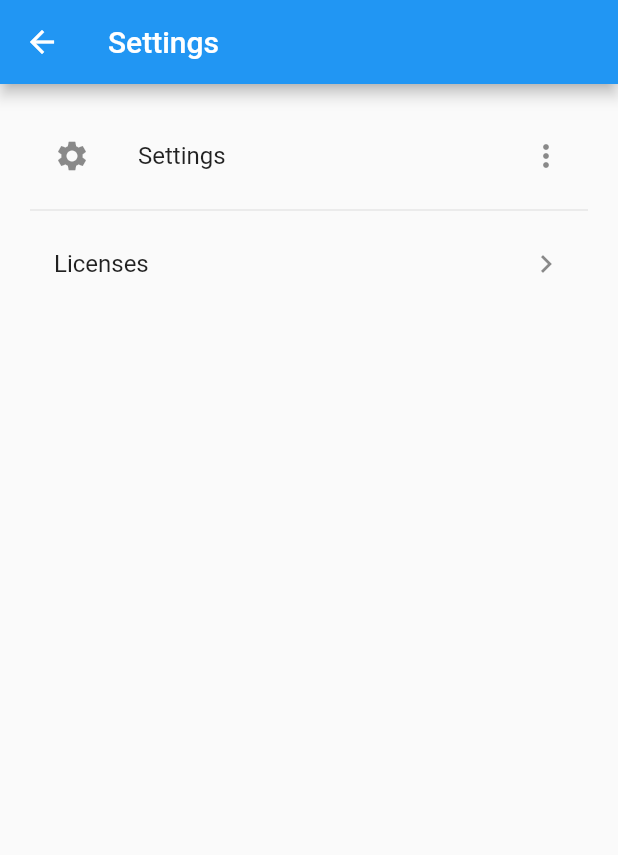
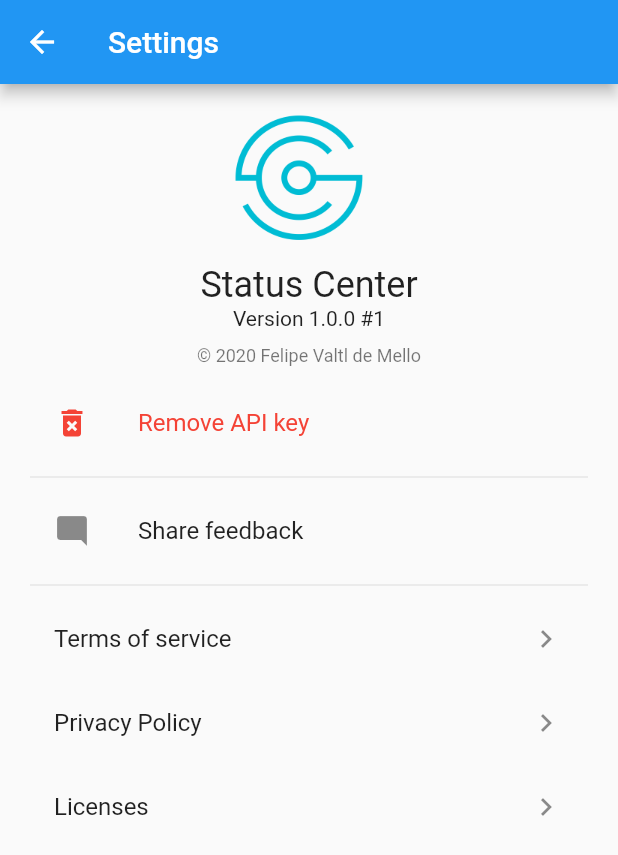
Before and after one commit to valtlfelipe/statuscenter, a Flutter app: the SettingsPage screen opened by its route, on a phone screen of 412 x 824 dp. Shown: the top 855 px of the screen. Run offline on Flutter 3.47's test engine with Material 2 defaults, Android fonts, the phone set to English and light mode, and no system bars; our stand-ins replace flutter_datetime_picker, package_info, share, shared_preferences; accounts and stored records are empty.

Commit message:
Add options to settings page

```diff
--- a/lib/pages/incident.dart
+++ b/lib/pages/incident.dart
@@ -82,7 +82,7 @@ class _IncidentPageState extends State<IncidentPage> {
             ),
           );
         }
-        // Incident incident = incidentSnap.data;
+
         return Scaffold(
           appBar: AppBar(
             title: Text(this.incident.name),
--- a/lib/pages/settings.dart
+++ b/lib/pages/settings.dart
@@ -1,4 +1,7 @@
 import 'package:flutter/material.dart';
+import 'package:statuspageapp/services/auth_service.dart';
+import 'package:url_launcher/url_launcher.dart';
+import 'package:package_info/package_info.dart';
 
 class SettingsPage extends StatefulWidget {
   @override
@@ -6,6 +9,29 @@ class SettingsPage extends StatefulWidget {
 }
 
 class _SettingsPageState extends State<SettingsPage> {
+  String _version = '';
+
+  @override
+  void initState() {
+    super.initState();
+    _getAppInfo();
+  }
+
+  _getAppInfo() async {
+    PackageInfo appinfo = await PackageInfo.fromPlatform();
+    setState(() {
+      _version = '${appinfo.version} #${appinfo.buildNumber}';
+    });
+  }
+
+  void _launchURL(String url) async {
+    if (await canLaunch(url)) {
+      await launch(url);
+    } else {
+      throw 'Could not launch $url';
+    }
+  }
+
   @override
   Widget build(BuildContext context) {
     return Scaffold(
@@ -17,17 +43,73 @@ class _SettingsPageState extends State<SettingsPage> {
         child: Column(
           crossAxisAlignment: CrossAxisAlignment.stretch,
           children: [
+            Column(
+              children: [
+                SizedBox(
+                  width: 100,
+                  height: 100,
+                  child: Image(
+                      image: AssetImage(
+                          'assets/logo.webp')), // TODO: reduze image size
+                ),
+                Text('Status Center',
+                    style: Theme.of(context).textTheme.headline,
+                    textAlign: TextAlign.center),
+                Text(
+                  'Version $_version', // TODO: Check for app Version
+                  style: Theme.of(context).textTheme.body1,
+                  textAlign: TextAlign.center,
+                ),
+                SizedBox(height: 10),
+                Text(
+                  '© 2020 Felipe Valtl de Mello',
+                  style: Theme.of(context).textTheme.caption,
+                  textAlign: TextAlign.center,
+                )
+              ],
+            ),
+            SizedBox(height: 10),
             ListTile(
-              leading: Icon(Icons.settings),
-              title: Text('Settings'),
-              trailing: Icon(Icons.more_vert),
+              leading: Icon(Icons.delete_forever, color: Colors.red),
+              title: Text(
+                'Remove API key',
+                style: TextStyle(color: Colors.red),
+              ),
+              onTap: _confirmAPIKeyRemovalDialog,
             ),
             Divider(),
+            ListTile(
+              leading: Icon(Icons.mode_comment),
+              title: Text('Share feedback'),
+              onTap: () {
+                _launchURL(
+                    'mailto:statuscenterapp@felipe.im?subject=App feedback');
+              },
+            ),
+            Divider(),
+            ListTile(
+              title: Text('Terms of service'),
+              trailing: Icon(Icons.chevron_right),
+              onTap: () async {
+                _launchURL(
+                    'https://github.com/valtlfelipe/statuscenter/legal/terms-of-service.md');
+              },
+            ),
+            ListTile(
+              title: Text('Privacy Policy'),
+              trailing: Icon(Icons.chevron_right),
+              onTap: () {
+                _launchURL(
+                    'https://github.com/valtlfelipe/statuscenter/legal/privacy-policy.md');
+              },
+            ),
             ListTile(
               title: Text('Licenses'),
               trailing: Icon(Icons.chevron_right),
               onTap: () {
-                showLicensePage(context: context, applicationVersion: '1.0'); // TODO: Check for app Version
+                showLicensePage(
+                    context: context,
+                    applicationVersion: _version);
               },
             )
           ],
@@ -35,4 +117,40 @@ class _SettingsPageState extends State<SettingsPage> {
       ),
     );
   }
+
+  _confirmAPIKeyRemovalDialog() {
+    showDialog(
+      context: context,
+      builder: (BuildContext context) {
+        bool _isLoadingRemoval = false;
+        return StatefulBuilder(builder: (context, setState) {
+          return AlertDialog(
+            title: Text('Are you sure?'),
+            content: Text('You will have to login with an API key again.'),
+            actions: [
+              FlatButton(
+                child: Text('Cancel'),
+                onPressed: () {
+                  Navigator.of(context).pop();
+                },
+              ),
+              FlatButton(
+                child: Text('Remove'),
+                onPressed: _isLoadingRemoval
+                    ? null
+                    : () async {
+                        setState(() {
+                          _isLoadingRemoval = true;
+                        });
+                        await AuthService.logout();
+                        Navigator.pushNamedAndRemoveUntil(
+                            context, '/login', (Route<dynamic> route) => false);
+                      },
+              ),
+            ],
+          );
+        });
+      },
+    );
+  }
 }
--- a/pubspec.yaml
+++ b/pubspec.yaml
@@ -25,6 +25,7 @@ dependencies:
   url_launcher: ^5.4.2
   share: ^0.6.3+6
   flutter_datetime_picker: ^1.3.5
+  package_info: ^0.4.0+17
 
   # The following adds the Cupertino Icons font to your application.
   # Use with the CupertinoIcons class for iOS style icons.
@@ -50,6 +51,8 @@ flutter:
   # assets:
   #  - images/a_dot_burr.jpeg
   #  - images/a_dot_ham.jpeg
+  assets:
+    - assets/
 
   # An image asset can refer to one or more resolution-specific "variants", see
   # https://flutter.dev/assets-and-images/#resolution-aware.
```
Also changed, not shown: assets/logo.webp (added), pubspec.lock, 1 other file.
